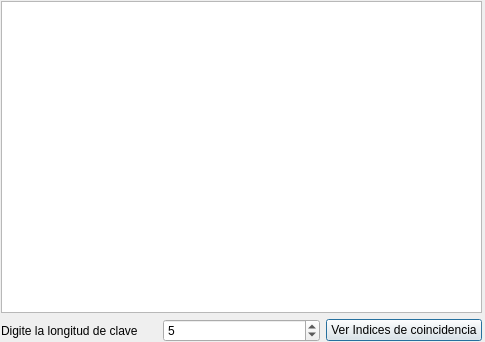
Before: the Qt Designer form Entrega2/lengthanalisys.ui in fffeelipe/Cryptography, drawn with Qt 5.
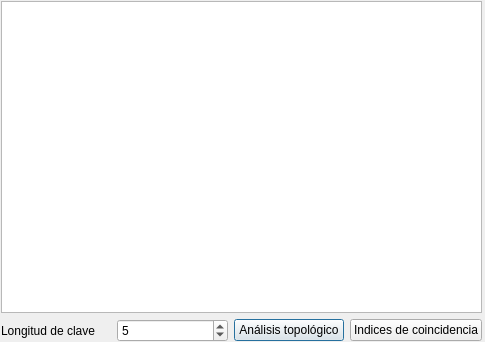
After: the same form once the commit is applied.

```diff
--- a/Entrega2/lengthanalisys.ui
+++ b/Entrega2/lengthanalisys.ui
@@ -42,7 +42,7 @@
       <item>
        <widget class="QLabel" name="label">
         <property name="text">
-         <string>Digite la longitud de clave</string>
+         <string>Longitud de clave</string>
         </property>
        </widget>
       </item>
@@ -53,10 +53,17 @@
         </property>
        </widget>
       </item>
+      <item>
+       <widget class="QPushButton" name="pushButton_2">
+        <property name="text">
+         <string>Análisis topológico</string>
+        </property>
+       </widget>
+      </item>
       <item>
        <widget class="QPushButton" name="pushButton">
         <property name="text">
-         <string>Ver Indices de coincidencia</string>
+         <string>Indices de coincidencia</string>
         </property>
        </widget>
       </item>
```
